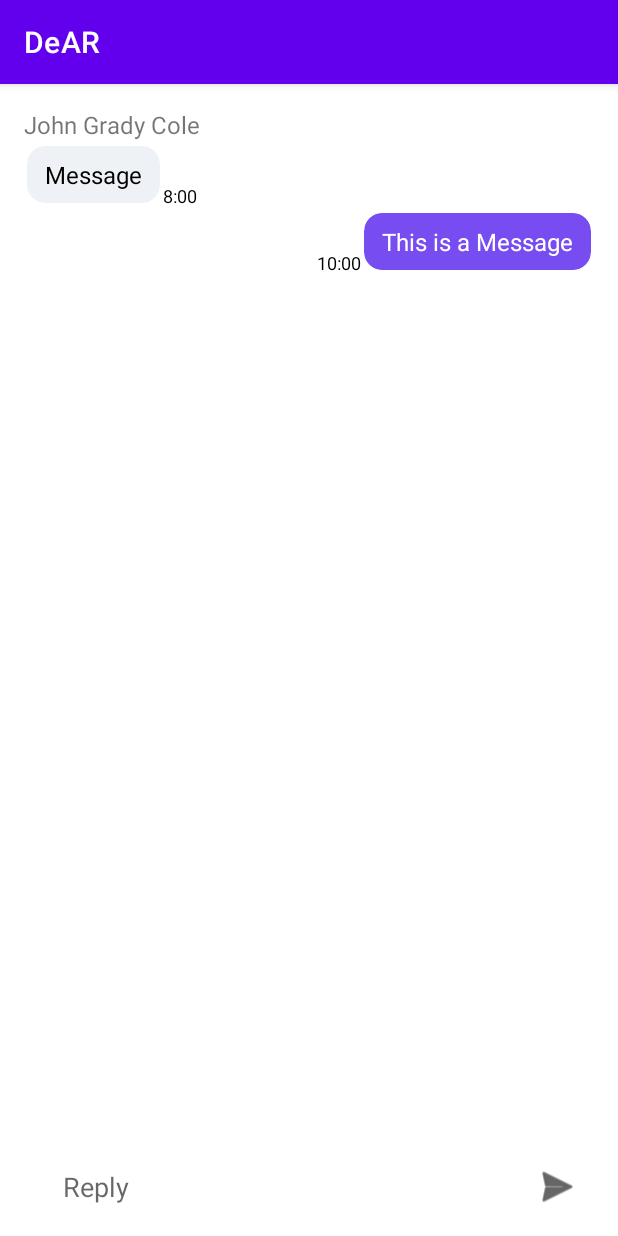
After one commit to DiegoMartinezVillar/APM-DEAR, an Android app: the Chat screen opened directly, with no data from a screen before it, on a phone screen of 412 x 824 dp. The commit adds this screen. Run offline under Robolectric (Android 15) with nearby library versions, the phone set to English and light mode, and no system bars.

Commit message:
Common Chat UI

```diff
--- a/app/src/main/AndroidManifest.xml
+++ b/app/src/main/AndroidManifest.xml
@@ -24,6 +24,9 @@
             android:name=".ClientTrackingDetailsMap"
             android:exported="false" />
         <activity
+            android:name=".Chat"
+            android:exported="false" />
+        <activity
             android:name=".CourierLogIn"
             android:exported="false" />
         <activity
--- /dev/null
+++ b/app/src/main/java/ensemble/dear/Chat.kt
@@ -0,0 +1,11 @@
+package ensemble.dear
+
+import androidx.appcompat.app.AppCompatActivity
+import android.os.Bundle
+
+class Chat : AppCompatActivity() {
+    override fun onCreate(savedInstanceState: Bundle?) {
+        super.onCreate(savedInstanceState)
+        setContentView(R.layout.activity_chat)
+    }
+}
--- /dev/null
+++ b/app/src/main/res/layout/activity_chat.xml
@@ -0,0 +1,148 @@
+<?xml version="1.0" encoding="utf-8"?>
+<androidx.constraintlayout.widget.ConstraintLayout xmlns:android="http://schemas.android.com/apk/res/android"
+    xmlns:app="http://schemas.android.com/apk/res-auto"
+    xmlns:tools="http://schemas.android.com/tools"
+    android:layout_width="match_parent"
+    android:layout_height="match_parent"
+    android:layout_marginTop="16dp">
+
+    <TextView
+        android:id="@+id/text_gchat_user_other"
+        android:layout_width="wrap_content"
+        android:layout_height="wrap_content"
+        android:layout_marginStart="16dp"
+        android:text="John Grady Cole"
+        android:textSize="16sp"
+        app:layout_constraintStart_toStartOf="parent"
+        app:layout_constraintTop_toTopOf="parent" />
+
+    <androidx.cardview.widget.CardView
+        android:id="@+id/card_gchat_message_other"
+        android:layout_width="wrap_content"
+        android:layout_height="wrap_content"
+        android:layout_marginStart="16dp"
+        app:cardBackgroundColor="#eef1f6"
+        app:cardCornerRadius="12dp"
+        app:cardElevation="0dp"
+        app:cardPreventCornerOverlap="false"
+        app:cardUseCompatPadding="true"
+        app:layout_constraintStart_toStartOf="parent"
+        app:layout_constraintTop_toBottomOf="@+id/text_gchat_user_other">
+
+        <LinearLayout
+            android:id="@+id/layout_gchat_container_other"
+            android:layout_width="wrap_content"
+            android:layout_height="wrap_content"
+            android:orientation="vertical">
+
+            <TextView
+                android:id="@+id/text_gchat_message_other"
+                android:layout_width="wrap_content"
+                android:layout_height="wrap_content"
+                android:layout_marginBottom="8dp"
+                android:maxWidth="260dp"
+                android:paddingLeft="12dp"
+                android:paddingTop="8dp"
+                android:paddingRight="12dp"
+                android:text="Message"
+                android:textColor="#000000"
+                android:textSize="16sp" />
+        </LinearLayout>
+
+    </androidx.cardview.widget.CardView>
+
+
+    <TextView
+        android:id="@+id/text_gchat_timestamp_other"
+        android:layout_width="wrap_content"
+        android:layout_height="wrap_content"
+        android:text="8:00"
+        android:textColor="@color/black"
+        android:textSize="12sp"
+        app:layout_constraintBottom_toBottomOf="@+id/card_gchat_message_other"
+        app:layout_constraintStart_toEndOf="@+id/card_gchat_message_other" />
+
+    <androidx.cardview.widget.CardView
+        android:id="@+id/card_gchat_message_me"
+        android:layout_width="wrap_content"
+        android:layout_height="wrap_content"
+        android:layout_marginEnd="16dp"
+        app:cardBackgroundColor="#774df2"
+        app:cardCornerRadius="12dp"
+        app:cardElevation="0dp"
+        app:cardPreventCornerOverlap="false"
+        app:cardUseCompatPadding="true"
+        app:layout_constraintEnd_toEndOf="parent"
+        app:layout_constraintTop_toBottomOf="@+id/card_gchat_message_other">
+
+        <LinearLayout
+            android:id="@+id/layout_gchat_container_me"
+            android:layout_width="wrap_content"
+            android:layout_height="wrap_content"
+            android:orientation="vertical">
+
+            <TextView
+                android:id="@+id/text_gchat_message_me"
+                android:layout_width="wrap_content"
+                android:layout_height="wrap_content"
+                android:layout_marginBottom="8dp"
+                android:maxWidth="260dp"
+                android:paddingLeft="12dp"
+                android:paddingTop="8dp"
+                android:paddingRight="12dp"
+                android:text="This is a Message"
+                android:textColor="#ffffff"
+                android:textSize="16sp" />
+        </LinearLayout>
+
+    </androidx.cardview.widget.CardView>
+
+    <TextView
+        android:id="@+id/text_gchat_timestamp_me"
+        android:layout_width="wrap_content"
+        android:layout_height="wrap_content"
+        android:text="10:00"
+        android:textColor="@color/black"
+        android:textSize="12sp"
+        app:layout_constraintBottom_toBottomOf="@+id/card_gchat_message_me"
+        app:layout_constraintEnd_toStartOf="@+id/card_gchat_message_me" />
+
+    <RelativeLayout
+        android:id="@+id/layout_gchat_chatbox"
+        android:layout_width="320dp"
+        android:layout_height="50dp"
+        android:layout_marginEnd="8dp"
+        android:layout_marginBottom="8dp"
+        app:layout_constraintBottom_toBottomOf="parent"
+        app:layout_constraintEnd_toEndOf="parent"
+        app:layout_constraintStart_toStartOf="parent">
+
+
+        <EditText
+            android:id="@+id/edit_gchat_message"
+            android:layout_width="300dp"
+            android:layout_height="50dp"
+            android:background="@android:color/transparent"
+            android:hint="@string/chat_reply_button"
+            android:inputType="text"
+            android:maxLines="6"
+            tools:ignore="Autofill" />
+
+    </RelativeLayout>
+
+    <ImageView
+        android:id="@+id/imageView3"
+        android:layout_width="wrap_content"
+        android:layout_height="50dp"
+        android:layout_marginEnd="32dp"
+        android:layout_marginBottom="8dp"
+        android:contentDescription="Send Button"
+        android:tint="@color/black"
+        android:tintMode="src_in"
+        app:layout_constraintBottom_toBottomOf="parent"
+        app:layout_constraintEnd_toEndOf="parent"
+        app:layout_constraintStart_toEndOf="@+id/layout_gchat_chatbox"
+        app:srcCompat="@android:drawable/ic_menu_send" />
+
+
+</androidx.constraintlayout.widget.ConstraintLayout>
--- a/app/src/main/res/values/strings.xml
+++ b/app/src/main/res/values/strings.xml
@@ -28,4 +28,5 @@
     <string name="proof_of_delivery">Proof of delivery</string>
     <string name="clear">Clear</string>
     <string name="confirm">Confirm</string>
+    <string name="chat_reply_button">Reply</string>
 </resources>
```
Also changed, not shown: 1 other file.
